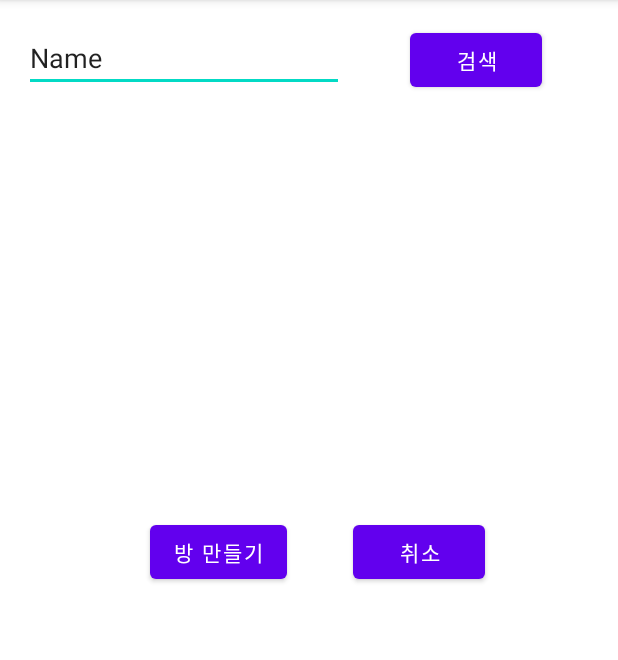
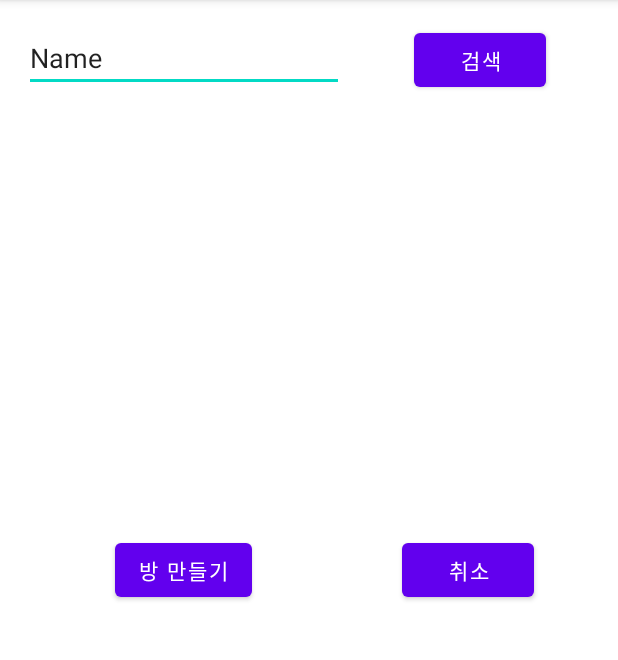
Before and after one commit to kOsari59/chating, an Android app: the makechat screen opened directly, with no data from a screen before it, on a phone screen of 412 x 824 dp, the part 84-744 px from its top. Run offline under Robolectric (Android 15) with nearby library versions, the phone set to English and light mode, and no system bars; our stand-ins replace Volley; network calls fail.

Commit message:
22/01/27 세번째

```diff
--- a/app/src/main/res/layout/activity_makechat.xml
+++ b/app/src/main/res/layout/activity_makechat.xml
@@ -22,29 +22,29 @@
         android:id="@+id/btn_search"
         android:layout_width="wrap_content"
         android:layout_height="wrap_content"
-        android:layout_marginStart="44dp"
         android:layout_marginTop="16dp"
+        android:layout_marginEnd="48dp"
         android:text="검색"
-        app:layout_constraintStart_toEndOf="@+id/et_idsearch"
+        app:layout_constraintEnd_toEndOf="parent"
         app:layout_constraintTop_toTopOf="parent" />
 
     <Button
         android:id="@+id/btn_start"
         android:layout_width="wrap_content"
         android:layout_height="wrap_content"
-        android:layout_marginStart="100dp"
-        android:layout_marginTop="344dp"
+        android:layout_marginTop="356dp"
+        android:layout_marginEnd="100dp"
         android:text="방 만들기"
-        app:layout_constraintStart_toStartOf="parent"
+        app:layout_constraintEnd_toStartOf="@+id/btn_cc"
         app:layout_constraintTop_toTopOf="parent" />
 
     <Button
         android:id="@+id/btn_cc"
         android:layout_width="wrap_content"
         android:layout_height="wrap_content"
-        android:layout_marginStart="44dp"
-        android:layout_marginTop="344dp"
+        android:layout_marginTop="356dp"
+        android:layout_marginEnd="56dp"
         android:text="취소"
-        app:layout_constraintStart_toEndOf="@+id/btn_start"
+        app:layout_constraintEnd_toEndOf="parent"
         app:layout_constraintTop_toTopOf="parent" />
 </androidx.constraintlayout.widget.ConstraintLayout>
```
Also changed, not shown: app/src/main/java/com/example/chatting/makechat.java (+25 -23 lines).
